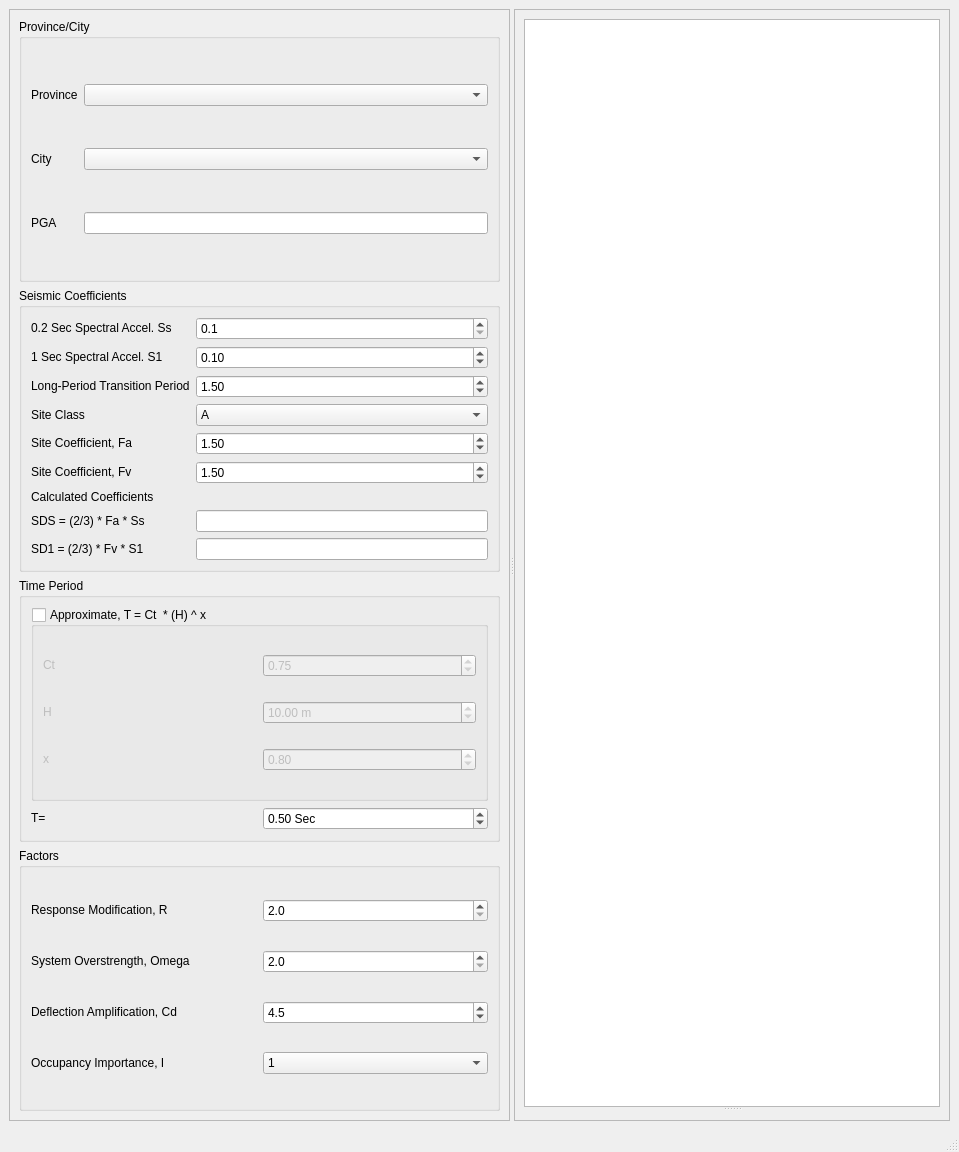
Before: the Qt Designer form widgets/main_window.ui in ebrahimraeyat/ASCE7-Earthquake, drawn with Qt 5.
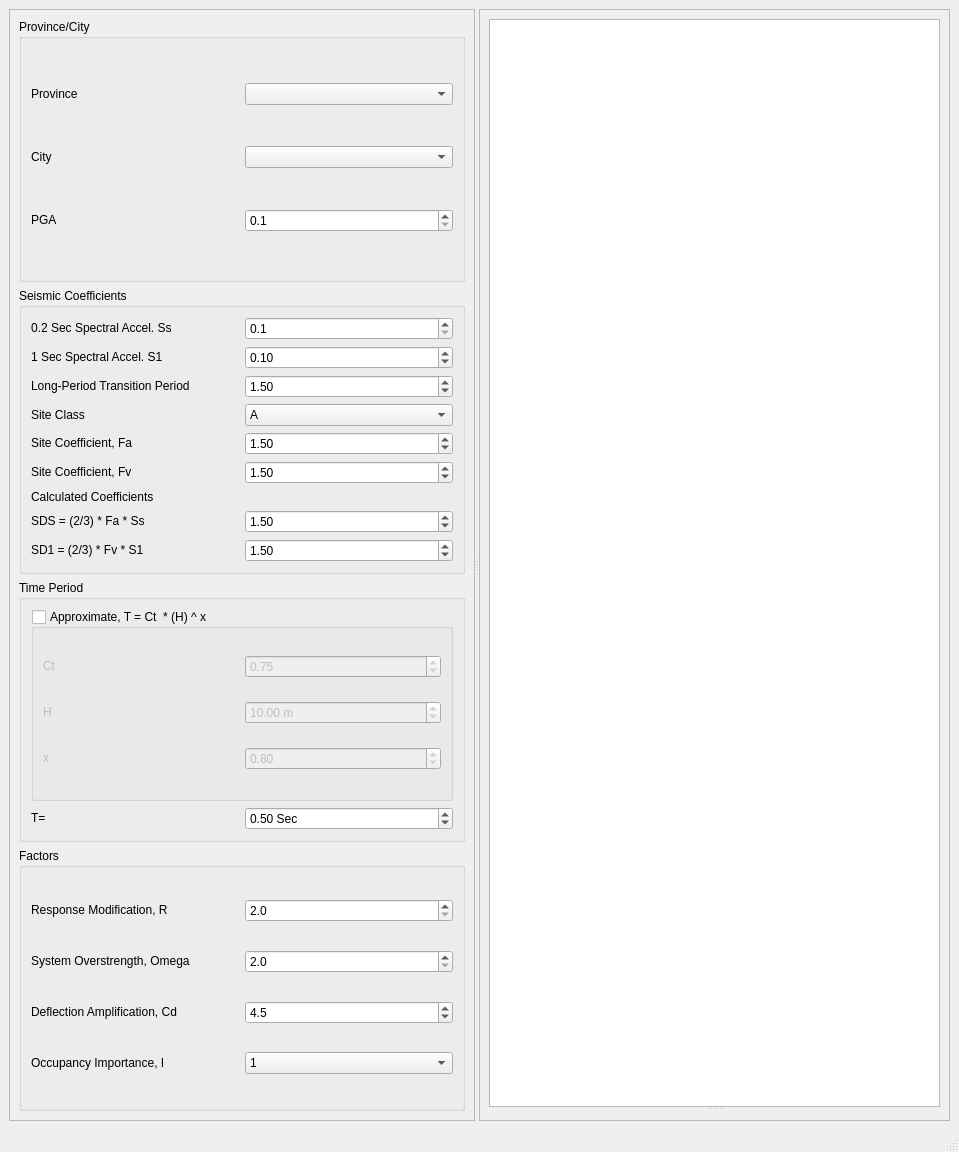
After: the same form once the commit is applied.

Commit message: update sds and sd1

What changed in the file:
```diff
--- a/widgets/main_window.ui
+++ b/widgets/main_window.ui
@@ -92,12 +92,18 @@
             </widget>
            </item>
            <item row="2" column="1">
-            <widget class="QLineEdit" name="pga">
-             <property name="enabled">
-              <bool>true</bool>
+            <widget class="QDoubleSpinBox" name="pga">
+             <property name="decimals">
+              <number>1</number>
              </property>
-             <property name="readOnly">
-              <bool>true</bool>
+             <property name="minimum">
+              <double>0.100000000000000</double>
+             </property>
+             <property name="maximum">
+              <double>0.700000000000000</double>
+             </property>
+             <property name="singleStep">
+              <double>0.100000000000000</double>
              </property>
             </widget>
            </item>
@@ -308,16 +314,6 @@
              </property>
             </widget>
            </item>
-           <item row="7" column="1">
-            <widget class="QLineEdit" name="lineEdit_6">
-             <property name="enabled">
-              <bool>true</bool>
-             </property>
-             <property name="readOnly">
-              <bool>true</bool>
-             </property>
-            </widget>
-           </item>
            <item row="8" column="0">
             <widget class="QLabel" name="label_7">
              <property name="maximumSize">
@@ -334,16 +330,6 @@
              </property>
             </widget>
            </item>
-           <item row="8" column="1">
-            <widget class="QLineEdit" name="lineEdit_5">
-             <property name="enabled">
-              <bool>true</bool>
-             </property>
-             <property name="readOnly">
-              <bool>true</bool>
-             </property>
-            </widget>
-           </item>
            <item row="4" column="1">
             <widget class="QDoubleSpinBox" name="fa">
              <property name="singleStep">
@@ -364,6 +350,29 @@
              </property>
             </widget>
            </item>
+           <item row="7" column="1">
+            <widget class="QDoubleSpinBox" name="sds">
+             <property name="maximum">
+              <double>100.000000000000000</double>
+             </property>
+             <property name="singleStep">
+              <double>0.100000000000000</double>
+             </property>
+             <property name="value">
+              <double>1.500000000000000</double>
+             </property>
+            </widget>
+           </item>
+           <item row="8" column="1">
+            <widget class="QDoubleSpinBox" name="sd1">
+             <property name="singleStep">
+              <double>0.100000000000000</double>
+             </property>
+             <property name="value">
+              <double>1.500000000000000</double>
+             </property>
+            </widget>
+           </item>
           </layout>
          </widget>
         </item>
```
The commit also changes 1 other file.
